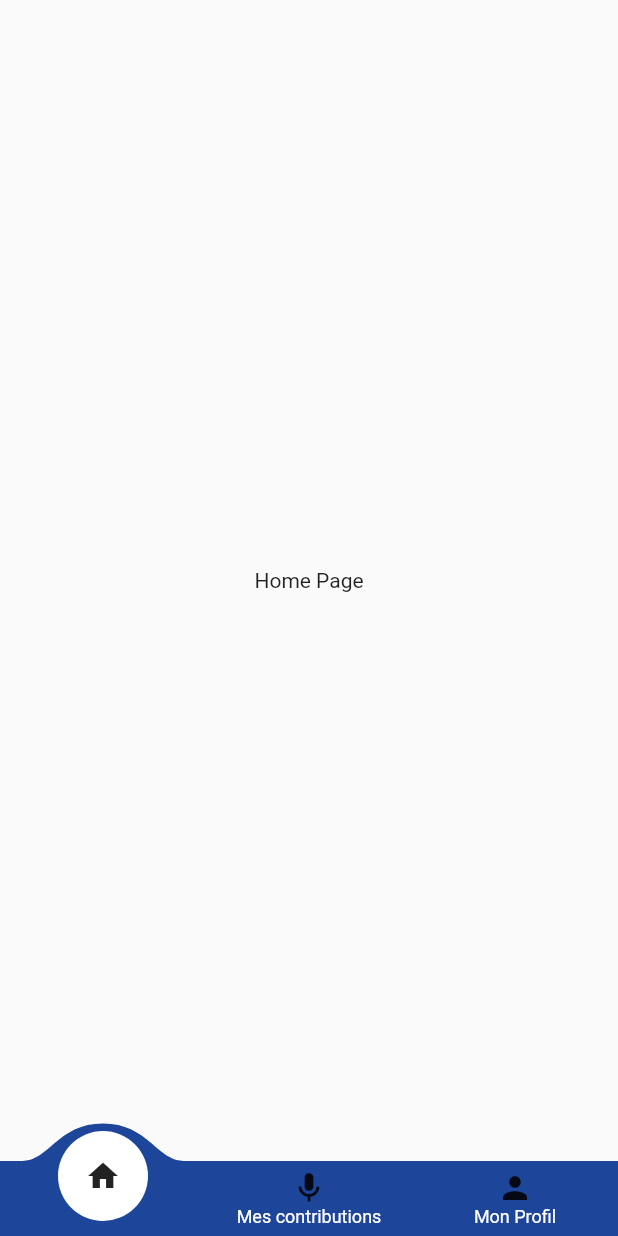
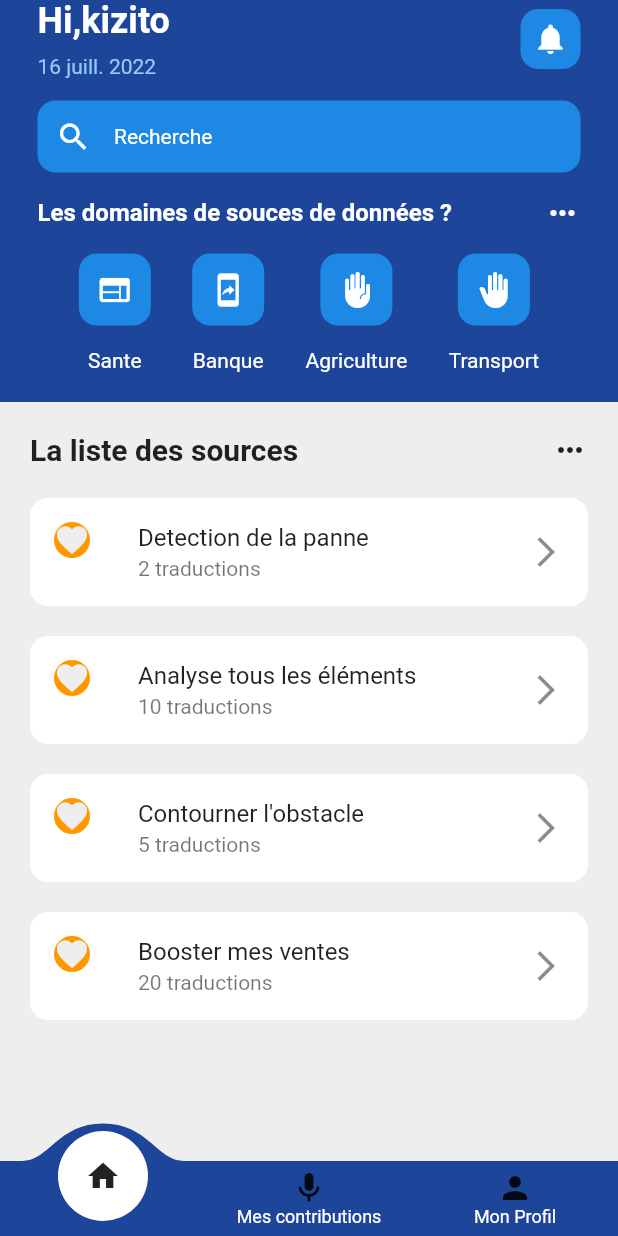
Before and after one commit to openburkina/langtech-moore, a Flutter app: the Tabs screen opened directly, on a phone screen of 412 x 824 dp. Run offline on Flutter 3.47's test engine with Material 2 defaults, Android fonts, the phone set to English and light mode, and no system bars; drawn by our look-alikes of convex_bottom_bar; our stand-ins replace delayed_display, flutter_spinkit, fluttertoast, google_fonts, introduction_screen, shared_preferences; accounts and stored records are empty.

Commit message:
ajout interface home

```diff
--- a/lib/config/http/urls.dart
+++ b/lib/config/http/urls.dart
@@ -1,4 +1,4 @@
 class Urls {
-  static const String API_BASE_URL = 'http://192.168.144.101:8080/api';
+  static const String API_BASE_URL = 'http://192.168.2.238:8080/api';
   static const String LOGIN_URL = API_BASE_URL + '/authenticate';
 }
--- /dev/null
+++ b/lib/widgets/home/emoticone.dart
@@ -0,0 +1,21 @@
+import 'package:flutter/material.dart';
+
+class Emoticone extends StatelessWidget {
+  final IconData iconData;
+  const Emoticone({Key? key,required this.iconData}) : super(key: key);
+
+  @override
+  Widget build(BuildContext context) {
+    return Container(
+      decoration: BoxDecoration(
+          color: Colors.blue[600], borderRadius: BorderRadius.circular(12)),
+      padding: EdgeInsets.all(12),
+      child: Center(
+        child: Icon(
+          iconData,
+          color: Colors.white,
+        ),
+      ),
+    );
+  }
+}
--- /dev/null
+++ b/lib/widgets/home/home.dart
@@ -0,0 +1,193 @@
+import 'package:flutter/material.dart';
+
+import '../../constants/colors.dart';
+import 'emoticone.dart';
+
+class Home extends StatefulWidget {
+  const Home({Key? key}) : super(key: key);
+
+  State<Home> createState() => _HomePageState();
+}
+
+class _HomePageState extends State<Home> {
+  @override
+  Widget build(BuildContext context) {
+    return Scaffold(
+      backgroundColor: kBlue,
+      body: SafeArea(
+        child: Column(
+          children: [
+            Padding(
+              padding: const EdgeInsets.symmetric(horizontal: 25.0),
+              child: Column(children: [
+                Row(
+                  mainAxisAlignment: MainAxisAlignment.spaceBetween,
+                  children: [
+                    Column(
+                      crossAxisAlignment: CrossAxisAlignment.start,
+                      children: [
+                        Text("Hi,kizito",
+                            style: TextStyle(
+                                color: Colors.white,
+                                fontSize: 24,
+                                fontWeight: FontWeight.bold)),
+                        SizedBox(height: 8),
+                        Text("16 juill. 2022",
+                            style: TextStyle(color: Colors.blue[200]))
+                      ],
+                    ),
+                    Container(
+                      decoration: BoxDecoration(
+                          color: Colors.blue[600],
+                          borderRadius: BorderRadius.circular(12)),
+                      child: Icon(Icons.notifications, color: Colors.white),
+                      padding: const EdgeInsets.all(8),
+                    )
+                  ],
+                ),
+                SizedBox(
+                  height: 15,
+                ),
+                Container(
+                  decoration: BoxDecoration(
+                      color: Colors.blue[600],
+                      borderRadius: BorderRadius.circular(12)),
+                  padding: EdgeInsets.all(12),
+                  child: Row(
+                    children: [
+                      Icon(
+                        Icons.search,
+                        color: Colors.white,
+                      ),
+                      SizedBox(
+                        width: 15,
+                      ),
+                      Text(
+                        "Recherche",
+                        style: TextStyle(color: Colors.white),
+                      )
+                    ],
+                  ),
+                ),
+                SizedBox(
+                  height: 15,
+                ),
+                Row(
+                  mainAxisAlignment: MainAxisAlignment.spaceBetween,
+                  children: [
+                    Text(
+                      "Les domaines de souces de données ?",
+                      style: TextStyle(
+                          color: Colors.white,
+                          fontWeight: FontWeight.bold,
+                          fontSize: 16),
+                    ),
+                    Icon(
+                      Icons.more_horiz,
+                      color: Colors.white,
+                    )
+                  ],
+                ),
+                SizedBox(
+                  height: 15,
+                ),
+                Row(
+                  mainAxisAlignment: MainAxisAlignment.spaceEvenly,
+                  children: [
+                    Column(
+                      children: [
+                        Emoticone(iconData: Icons.web),
+                        SizedBox(
+                          height: 15,
+                        ),
+                        Text(
+                          'Sante',
+                          style: TextStyle(color: Colors.white),
+                        )
+                      ],
+                    ),
+                    Column(
+                      children: [
+                        Emoticone(iconData: Icons.mobile_screen_share),
+                        SizedBox(
+                          height: 15,
+                        ),
+                        Text(
+                          'Banque',
+                          style: TextStyle(color: Colors.white),
+                        )
+                      ],
+                    ),
+                    Column(
+                      children: [
+                        Emoticone(iconData: Icons.front_hand),
+                        SizedBox(
+                          height: 15,
+                        ),
+                        Text(
+                          'Agriculture',
+                          style: TextStyle(color: Colors.white),
+                        )
+                      ],
+                    ),
+                    Column(
+                      children: [
+                        Emoticone(iconData: Icons.back_hand),
+                        SizedBox(
+                          height: 15,
+                        ),
+                        Text(
+                          'Transport',
+                          style: TextStyle(color: Colors.white),
+                        )
+                      ],
+                    ),
+                  ],
+                ),
+              ]),
+            ),
+
+
+            SizedBox(height: 20),
+            Expanded(
+                child: Container(
+                  padding: EdgeInsets.all(20),
+              decoration: BoxDecoration(color: Colors.grey[200]),
+                  child: Center(child: Column(children: [Row(
+                    mainAxisAlignment: MainAxisAlignment.spaceBetween,
+                    children: [
+                      Text("La liste des sources",style: TextStyle(fontWeight: FontWeight.bold,fontSize: 20)),
+                      Icon(Icons.more_horiz)
+                    ],
+                  ),
+                  SizedBox(height: 20),
+                  Container(
+                    decoration: BoxDecoration(color: Colors.white,borderRadius: BorderRadius.circular(12)),
+                    child: ListTile(leading: Container(decoration: BoxDecoration(color:Colors.orange,borderRadius: BorderRadius.circular(30)),child: Icon(Icons.favorite,color: Colors.grey[200])),title: Text("Detection de la panne"),subtitle: Text('2 traductions'),trailing: Icon(Icons.arrow_forward_ios)),
+                  ),
+                    SizedBox(height: 20),
+                    Container(
+                      decoration: BoxDecoration(color: Colors.white,borderRadius: BorderRadius.circular(12)),
+                      child: ListTile(leading: Container(decoration: BoxDecoration(color:Colors.orange,borderRadius: BorderRadius.circular(30)),child: Icon(Icons.favorite,color: Colors.grey[200])),title: Text("Analyse tous les éléments "),subtitle: Text('10 traductions'),trailing: Icon(Icons.arrow_forward_ios)),
+                    ),
+                    SizedBox(height: 20),
+                    Container(
+                      decoration: BoxDecoration(color: Colors.white,borderRadius: BorderRadius.circular(12)),
+                      child: ListTile(leading: Container(decoration: BoxDecoration(color:Colors.orange,borderRadius: BorderRadius.circular(30)),child: Icon(Icons.favorite,color: Colors.grey[200])),title: Text("Contourner l'obstacle"),subtitle: Text('5 traductions'),trailing: Icon(Icons.arrow_forward_ios)),
+                    ),
+                    SizedBox(height: 20),
+                    Container(
+                      decoration: BoxDecoration(color: Colors.white,borderRadius: BorderRadius.circular(12)),
+                      child: ListTile(leading: Container(
+                        decoration: BoxDecoration(color:Colors.orange,borderRadius: BorderRadius.circular(30)),
+                          child: Icon(Icons.favorite,color:Colors.grey[200])),title: Text("Booster mes ventes"),subtitle: Text('20 traductions'),trailing: Icon(Icons.arrow_forward_ios),),
+                    ),
+                  ])),
+
+            ))
+          ],
+        ),
+      ),
+    );
+  }
+}
--- a/lib/widgets/shared/tabsItems.dart
+++ b/lib/widgets/shared/tabsItems.dart
@@ -1,8 +1,9 @@
 import 'package:flutter/material.dart';
+import 'package:langtech_moore_mobile/widgets/home/home.dart';
 
 const List<Widget> tabsItems = [
   Center(
-    child: const Text('Home Page'),
+    child: Home(),
   ),
   Center(
     child: const Text('Contributions Page'),
```
Also changed, not shown: pubspec.lock.
